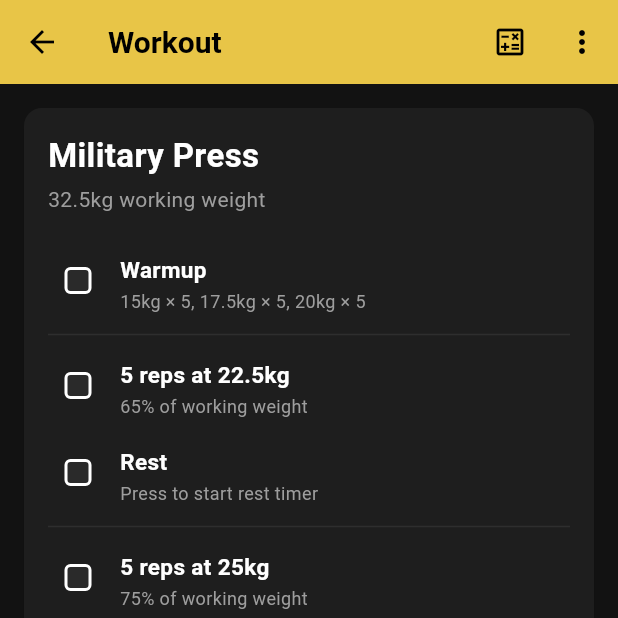
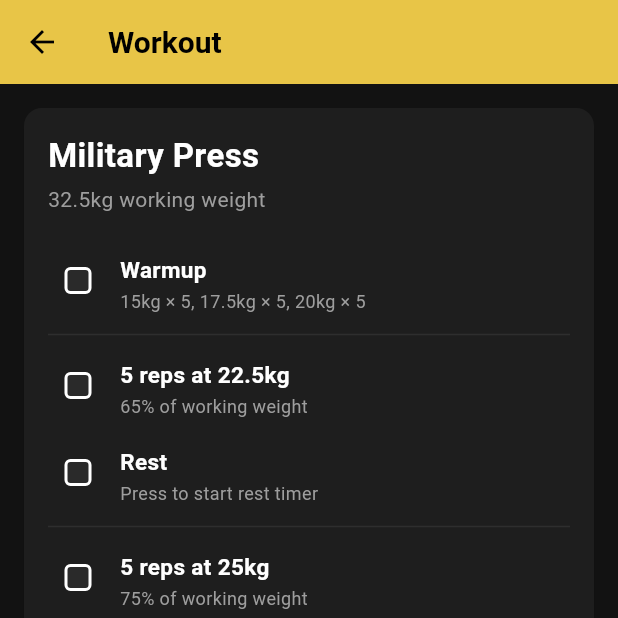
Before and after one commit to anwar1808/wendler-531, a Flutter app: the WeekSessionsScreen screen opened directly with empty values, after a tap on "Next", after a tap on "Military Press", on a phone screen of 412 x 824 dp, the top half of it. Run offline on Flutter 3.47's test engine with Material 3 defaults, Android fonts, the phone set to English and light mode, and no system bars; our stand-ins replace fl_chart, shared_preferences, sqflite; accounts and stored records are empty; statements that could not run were skipped.

Commit message:
polish: logo in home appbar, remove unused action icons
- Home screen: hamburger menu replaced with skeleton logo (gold tint)
- Week screen: remove ··· dots from top-right
- Workout screen: remove calculator + ··· icons from top-right
- Bump 1.15.1+21 → 1.15.2+22

Co-Authored-By: Claude Sonnet 4.6 <noreply@anthropic.com>

```diff
--- a/lib/screens/week_sessions_screen.dart
+++ b/lib/screens/week_sessions_screen.dart
@@ -74,12 +74,7 @@ class _WeekSessionsScreenState extends State<WeekSessionsScreen> {
           icon: const Icon(Icons.arrow_back, color: Colors.black),
           onPressed: () => Navigator.of(context).pop(),
         ),
-        actions: [
-          IconButton(
-            icon: const Icon(Icons.more_vert, color: Colors.black),
-            onPressed: () {},
-          ),
-        ],
+        actions: const [],
       ),
       body: Column(
         children: [
--- a/lib/screens/workout_screen.dart
+++ b/lib/screens/workout_screen.dart
@@ -86,16 +86,7 @@ class _WorkoutScreenState extends State<WorkoutScreen> {
           icon: const Icon(Icons.arrow_back, color: Colors.black),
           onPressed: () => Navigator.of(context).pop(),
         ),
-        actions: [
-          IconButton(
-            icon: const Icon(Icons.calculate_outlined, color: Colors.black),
-            onPressed: () {},
-          ),
-          IconButton(
-            icon: const Icon(Icons.more_vert, color: Colors.black),
-            onPressed: () {},
-          ),
-        ],
+        actions: const [],
       ),
       body: Stack(
         children: [
--- a/pubspec.yaml
+++ b/pubspec.yaml
@@ -2,7 +2,7 @@ name: wendler_531
 description: "Wendler 5/3/1 powerlifting programme tracker"
 publish_to: 'none'
 
-version: 1.15.1+21
+version: 1.15.2+22
 
 environment:
   sdk: ^3.11.0
```
Also changed, not shown: lib/screens/home_screen.dart (+3 -5 lines).
